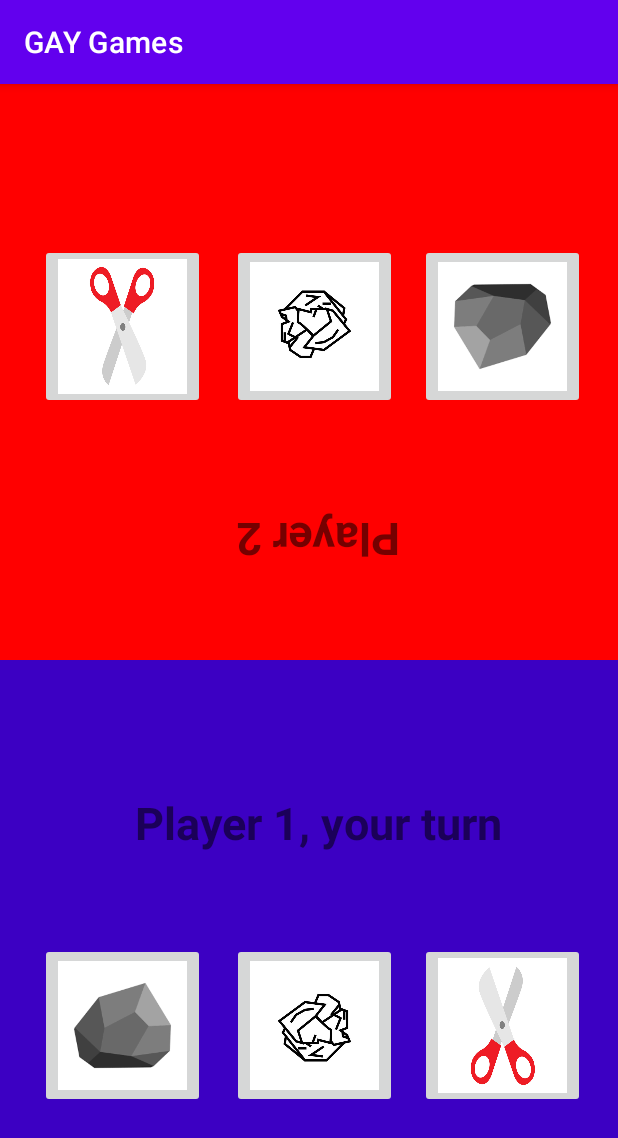
After one commit to YusufHosny/GAYGames, an Android app: the RPSActivity screen opened directly, with no data from a screen before it, on a phone screen of 412 x 824 dp. The commit adds this screen. Shown: the top 1138 px of the screen. Run offline under Robolectric (Android 15) with nearby library versions, the phone set to English and light mode, and no system bars.

Commit message:
ADDING ROCKPAPERSCISSORS BETA 1.0, YUSUF IS RACIST

```diff
--- a/app/src/main/AndroidManifest.xml
+++ b/app/src/main/AndroidManifest.xml
@@ -11,6 +11,9 @@
         android:supportsRtl="true"
         android:theme="@style/Theme.GAYGames"
         tools:targetApi="31">
+        <activity
+            android:name=".ui.gamesui.RockPaperScissors.RPSActivity"
+            android:exported="false" />
         <activity
             android:name=".ui.gamesui.runner.RunnerActivity"
             android:exported="false" />
--- /dev/null
+++ b/app/src/main/java/com/example/gaygames/ui/gamesui/RockPaperScissors/RPSActivity.java
@@ -0,0 +1,83 @@
+package com.example.gaygames.ui.gamesui.RockPaperScissors;
+
+import androidx.appcompat.app.AppCompatActivity;
+
+import android.annotation.SuppressLint;
+import android.os.Bundle;
+import android.os.Handler;
+import android.view.View;
+import android.widget.Button;
+import android.widget.ImageButton;
+import android.widget.TextView;
+
+import com.example.gaygames.R;
+
+public class RPSActivity extends AppCompatActivity {
+
+    private TextView playerLabel1,playerLabel2;
+    private ImageButton RB1,PB1,SB1,RB2,PB2,SB2;
+    private String P1M,P2M;
+
+    @Override
+    protected void onCreate(Bundle savedInstanceState) {
+        super.onCreate(savedInstanceState);
+        setContentView(R.layout.activity_rpsactivity);
+        //Initializing buttons and textViews
+        RB1 = (ImageButton) findViewById(R.id.rockButton1);
+        PB1 = (ImageButton) findViewById(R.id.paperButton1);
+        SB1 = (ImageButton) findViewById(R.id.scissorsButton1);
+        RB2 = (ImageButton) findViewById(R.id.rockButton2);
+        PB2 = (ImageButton) findViewById(R.id.paperButton2);
+        SB2 = (ImageButton) findViewById(R.id.scissorsButton2);
+        playerLabel1 = (TextView) findViewById(R.id.player1TextView);
+        playerLabel2 = (TextView) findViewById(R.id.player2TextView);
+    }
+
+    @SuppressLint("SetTextI18n")
+    public void player1Move(View Caller){
+        ImageButton button = (ImageButton) Caller;
+        P1M = button.getTag().toString();
+        switchTurns();
+        playerLabel1.setText("Player1");
+        playerLabel2.setText("Player 2, your turn");
+    }
+
+    public void player2Move(View Caller){
+        ImageButton button = (ImageButton) Caller;
+        P2M = button.getTag().toString();
+        RB2.setEnabled(false);
+        PB2.setEnabled(false);
+        SB2.setEnabled(false);
+        new Handler().postDelayed(this::Decision, 1000);
+    }
+
+
+    @SuppressLint("SetTextI18n")
+    public void Decision(){
+        if (P1M !=null && P2M !=null){
+            if (P1M.equals(P2M)){
+                playerLabel1.setText(P1M + ",It's a Tie");
+                playerLabel2.setText(P2M + ",It's a Tie");
+            }
+            else if ((P1M.equals("Rock") && P2M.equals("Scissors")) || (P1M.equals("Paper") &&
+                    P2M.equals("Rock")) || (P1M.equals("Scissors") && P2M.equals("Paper"))){
+                playerLabel1.setText(P1M + ",You win!");
+                playerLabel2.setText(P2M + ",You lose!");
+            }
+            else {
+                playerLabel1.setText(P1M + ",You lose!");
+                playerLabel2.setText(P2M + ",You win!");
+            }
+        }
+    }
+
+    public void switchTurns(){
+        RB1.setEnabled(false);
+        PB1.setEnabled(false);
+        SB1.setEnabled(false);
+        RB2.setEnabled(true);
+        PB2.setEnabled(true);
+        SB2.setEnabled(true);
+    }
+
+}
--- a/app/src/main/java/com/example/gaygames/ui/home/HomeActivity.java
+++ b/app/src/main/java/com/example/gaygames/ui/home/HomeActivity.java
@@ -7,6 +7,7 @@ import androidx.appcompat.app.AppCompatActivity;
 
 import com.example.gaygames.R;
 
+import games.RockPaperScissors.RPSGame;
 import games.TicTacToe.TicTacToeGame;
 import games.general.GameButton;
 import games.placeholder.PlaceholderGame;
@@ -26,6 +27,8 @@ public class HomeActivity extends AppCompatActivity {
         GameButton tttGameButton = new GameButton((Button) findViewById(R.id.button2), new TicTacToeGame());
 
         GameButton runnerGameButton = new GameButton((Button) findViewById(R.id.button3), new RunnerGame());
+
+        GameButton RPSGameButton = new GameButton((Button) findViewById(R.id.button4), new RPSGame());
     }
 
 
--- /dev/null
+++ b/app/src/main/java/games/RockPaperScissors/RPSGame.java
@@ -0,0 +1,20 @@
+package games.RockPaperScissors;
+
+import com.example.gaygames.ui.gamesui.RockPaperScissors.RPSActivity;
+import com.example.gaygames.ui.gamesui.runner.RunnerActivity;
+
+import games.general.Game;
+
+public class RPSGame extends Game {
+
+    public RPSGame(){
+        act = RPSActivity.class;
+    }
+
+    @Override
+    public void start() {
+
+    }
+
+
+}
--- a/app/src/main/res/layout/activity_home.xml
+++ b/app/src/main/res/layout/activity_home.xml
@@ -36,4 +36,12 @@
         app:layout_constraintEnd_toEndOf="parent"
         app:layout_constraintTop_toTopOf="parent" />
 
+    <Button
+        android:id="@+id/button4"
+        android:layout_width="107dp"
+        android:layout_height="92dp"
+        android:text="@string/placeholder_game4"
+        app:layout_constraintEnd_toEndOf="parent"
+        app:layout_constraintTop_toTopOf="parent" />
+
 </androidx.constraintlayout.widget.ConstraintLayout>
--- /dev/null
+++ b/app/src/main/res/layout/activity_rpsactivity.xml
@@ -0,0 +1,142 @@
+<?xml version="1.0" encoding="utf-8"?>
+<LinearLayout xmlns:android="http://schemas.android.com/apk/res/android"
+    xmlns:app="http://schemas.android.com/apk/res-auto"
+    xmlns:tools="http://schemas.android.com/tools"
+    android:layout_width="match_parent"
+    android:layout_height="match_parent"
+    android:orientation="vertical"
+    tools:context=".ui.gamesui.RockPaperScissors.RPSActivity" >
+
+    <RelativeLayout
+        android:layout_weight=".5"
+        android:background="#FF0000"
+        android:layout_width="match_parent"
+        android:layout_height="match_parent">
+
+        <ImageButton
+            android:id="@+id/scissorsButton2"
+            android:layout_width="110dp"
+            android:layout_height="110dp"
+            android:layout_alignParentEnd="true"
+            android:layout_alignParentBottom="true"
+            android:layout_marginEnd="275dp"
+            android:layout_marginBottom="167dp"
+            android:contentDescription="@string/scissorsButton2"
+            android:onClick="player2Move"
+            android:rotation="180"
+            android:saveEnabled="false"
+            android:scaleType="fitXY"
+            android:src="@drawable/scissorsicon"
+            android:tag="Scissors" />
+
+        <ImageButton
+            android:id="@+id/rockButton2"
+            android:layout_width="110dp"
+            android:layout_height="110dp"
+            android:layout_alignParentEnd="true"
+            android:layout_alignParentBottom="true"
+            android:layout_marginEnd="22dp"
+            android:layout_marginBottom="167dp"
+            android:contentDescription="@string/rockButton2"
+            android:onClick="player2Move"
+            android:rotation="180"
+            android:saveEnabled="false"
+            android:scaleType="fitCenter"
+            android:src="@drawable/rockicon"
+            android:tag="Rock" />
+
+        <ImageButton
+            android:id="@+id/paperButton2"
+            android:layout_width="110dp"
+            android:layout_height="110dp"
+            android:layout_alignParentEnd="true"
+            android:layout_alignParentBottom="true"
+            android:layout_marginEnd="147dp"
+            android:layout_marginBottom="167dp"
+            android:contentDescription="@string/paperButton2"
+            android:onClick="player2Move"
+            android:rotation="180"
+            android:saveEnabled="false"
+            android:scaleType="fitCenter"
+            android:src="@drawable/papericon"
+            android:tag="Paper" />
+
+        <TextView
+            android:id="@+id/player2TextView"
+            android:layout_width="300dp"
+            android:layout_height="100dp"
+            android:gravity="center"
+            android:layout_alignParentEnd="true"
+            android:layout_alignParentBottom="true"
+            android:layout_marginEnd="50dp"
+            android:layout_marginBottom="30dp"
+            android:rotation="180"
+            android:textSize="30sp"
+            android:textStyle="bold"
+            android:text="@string/textView2" />
+
+    </RelativeLayout>
+
+    <RelativeLayout
+        android:layout_width="match_parent"
+        android:layout_height="match_parent"
+        android:background="#3C00C3"
+        android:layout_weight=".5">
+
+
+        <ImageButton
+            android:id="@+id/rockButton1"
+            android:layout_width="110dp"
+            android:layout_height="110dp"
+            android:layout_alignParentEnd="true"
+            android:layout_alignParentBottom="true"
+            android:layout_marginEnd="275dp"
+            android:layout_marginBottom="85dp"
+            android:contentDescription="@string/rockButton1"
+            android:onClick="player1Move"
+            android:scaleType="fitCenter"
+            android:src="@drawable/rockicon"
+            android:tag="Rock"/>
+
+        <ImageButton
+            android:id="@+id/paperButton1"
+            android:layout_width="110dp"
+            android:layout_height="110dp"
+            android:layout_alignParentEnd="true"
+            android:layout_alignParentBottom="true"
+            android:layout_marginEnd="147dp"
+            android:layout_marginBottom="85dp"
+            android:contentDescription="@string/paperButton1"
+            android:onClick="player1Move"
+            android:scaleType="fitCenter"
+            android:src="@drawable/papericon"
+            android:tag="Paper"/>
+
+        <ImageButton
+            android:id="@+id/scissorsButton1"
+            android:layout_width="110dp"
+            android:layout_height="110dp"
+            android:layout_alignParentEnd="true"
+            android:layout_alignParentBottom="true"
+            android:layout_marginEnd="22dp"
+            android:layout_marginBottom="85dp"
+            android:contentDescription="@string/scissorsButton1"
+            android:onClick="player1Move"
+            android:scaleType="fitXY"
+            android:src="@drawable/scissorsicon"
+            android:tag="Scissors"/>
+
+        <TextView
+            android:id="@+id/player1TextView"
+            android:layout_width="300dp"
+            android:layout_height="100dp"
+            android:gravity="center"
+            android:layout_alignParentEnd="true"
+            android:layout_alignParentBottom="true"
+            android:layout_marginEnd="50dp"
+            android:layout_marginBottom="225dp"
+            android:textSize="30sp"
+            android:textStyle="bold"
+            android:text="@string/textView1" />
+    </RelativeLayout>
+</LinearLayout>
--- a/app/src/main/res/values/strings.xml
+++ b/app/src/main/res/values/strings.xml
@@ -7,6 +7,7 @@
     <string name="placeholder_game1">Gay</string>
     <string name="placeholder_game2">Gay 2</string>
     <string name="placeholder_game3">Gay 3</string>
+    <string name="placeholder_game4">Gay 4</string>
 
 
     <!-- TicTacToe -->
@@ -19,4 +20,17 @@
     <!-- Infinite Runner -->
     <string name="runnerIconDescription"> Runner Icon </string>
 
+    <!-- RockPaperScissors-->
+    <string name="rockButton1"> rockButton </string>
+    <string name="paperButton1"> paperButton </string>
+    <string name="scissorsButton1"> scissorsButton </string>
+    <string name="rockButton2"> rockButton </string>
+    <string name="paperButton2"> paperButton </string>
+    <string name="scissorsButton2"> scissorsButton </string>
+    <string name="textView1"> Player 1, your turn  </string>
+    <string name="textView2"> Player 2 </string>
+
+
+
+
 </resources>
--- /dev/null
+++ b/app/src/main/res/xml/attrs.xml
@@ -0,0 +1,8 @@
+<?xml version="1.0" encoding="utf-8"?>
+<resources>
+    <attr name="buttonEnum" format="enum">
+        <enum name="Rock" value="Rock"/>
+        <enum name="Paper" value="Paper"/>
+        <enum name="Scissors" value="Scissors"/>
+    </attr>
+</resources>
```
Also changed, not shown: app/src/main/res/drawable/papericon.jpg (added), app/src/main/res/drawable/rockicon.png (added), app/src/main/res/drawable/scissorsicon.jpg (added), 1 other file.
